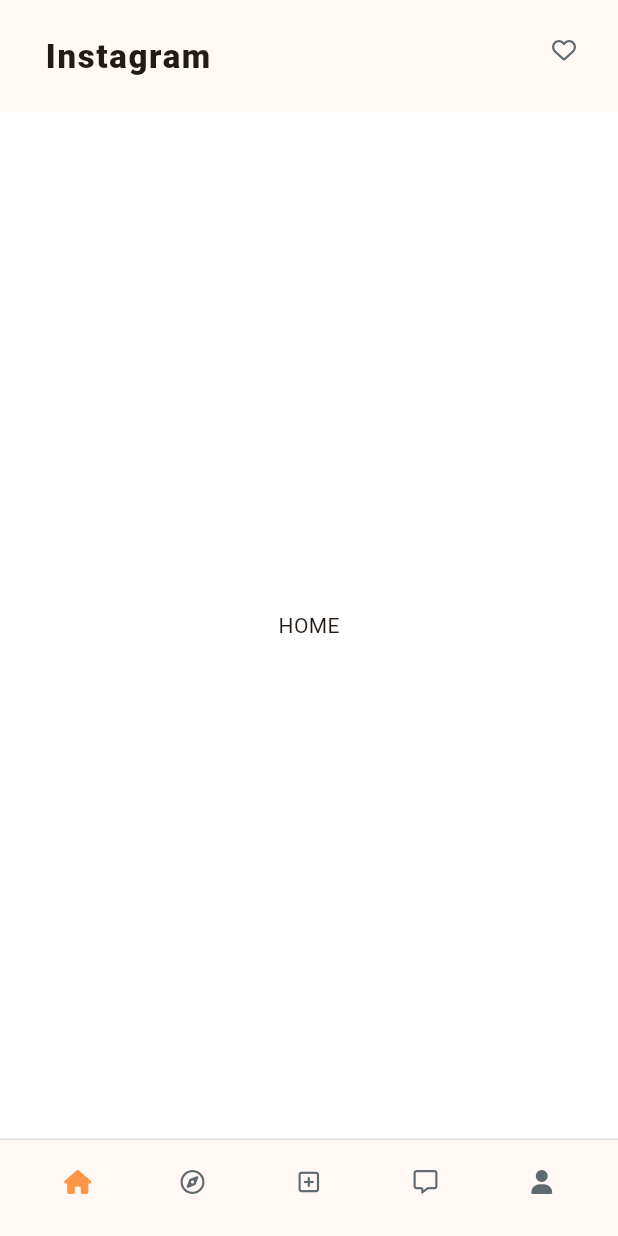
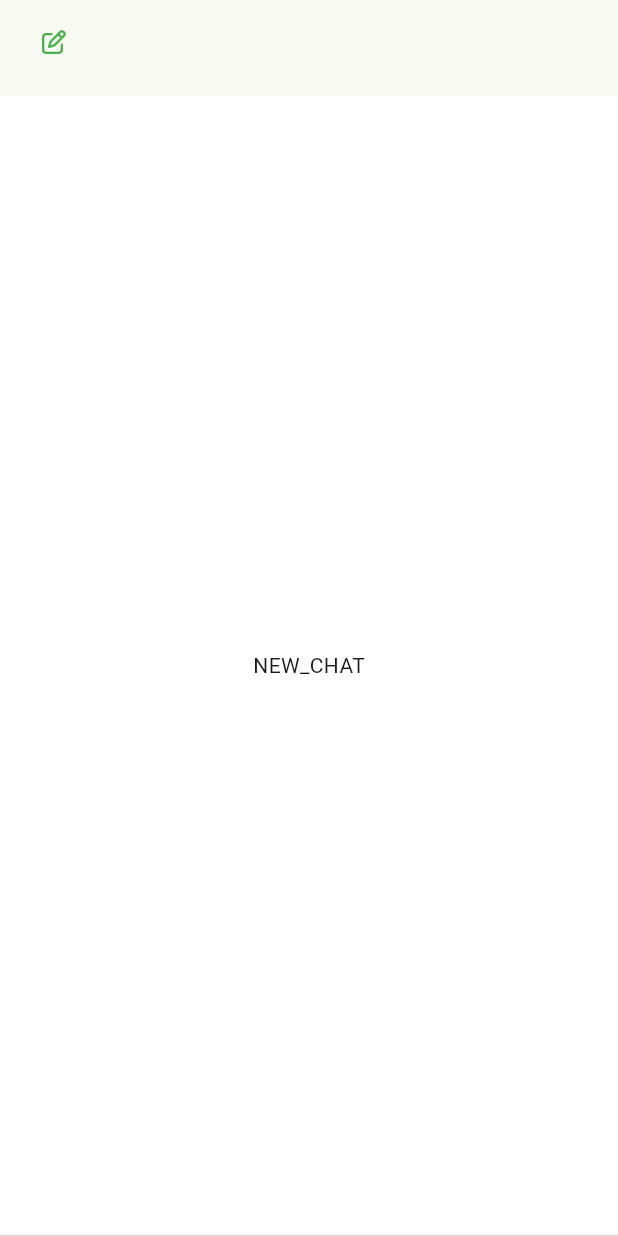
Before and after one commit to luisburgos/my_flutter_gallery, a Flutter app: the screen it shows after launch, on a phone screen of 412 x 824 dp. Run offline on Flutter 3.47's test engine with Material 3 defaults, Android fonts, the phone set to English and light mode, and no system bars; our stand-ins replace bloc, flutter_bloc, font_awesome_flutter; generated files the repository leaves out were written again.

Commit message:
feat: add open gpt chat ui base

```diff
--- a/lib/app/app.dart
+++ b/lib/app/app.dart
@@ -5,6 +5,7 @@ import 'package:my_flutter_gallery/app/app_data.dart';
 import 'package:my_flutter_gallery/app/app_launchpad.dart';
 import 'package:my_flutter_gallery/app/globals.dart';
 import 'package:my_flutter_gallery/clones/clones.dart';
+import 'package:my_flutter_gallery/clones/open_gpt_chat_ui/open_gpt_chat_ui_page.dart';
 import 'package:my_flutter_gallery/l10n/l10n.dart';
 
 class App extends StatelessWidget {
@@ -15,12 +16,13 @@ class App extends StatelessWidget {
     return BlocProvider(
       create: (_) => MyFlutterGalleryCubit(
         MyFlutterGalleryData(
-          selectedItem: InstagramAppData(),
+          selectedItem: OpenGptChatUiAppData(),
           items: [
             InstagramAppData(),
             PerplexityAppData(),
             SupernotesAppData(),
             BrancherAiAppData(),
+            OpenGptChatUiAppData(),
           ],
         ),
       ),
@@ -85,6 +87,9 @@ class AppHomeBuilderSelector extends StatelessWidget {
     if (selectedApp?.id == BrancherAiAppData().id) {
       return const BrancherAiAppPage();
     }
+    if (selectedApp?.id == OpenGptChatUiAppData().id) {
+      return const OpenGptChatUiPage();
+    }
     // TODO(unassigned): change for UnimplementedAppHome();
     return const Placeholder();
   }
--- a/lib/app/globals.dart
+++ b/lib/app/globals.dart
@@ -54,3 +54,16 @@ class BrancherAiAppData extends GalleryItemData {
           ),
         );
 }
+
+class OpenGptChatUiAppData extends GalleryItemData {
+  OpenGptChatUiAppData()
+      : super(
+          id: 'OGTC-00',
+          name: 'OpenGPTChatUI',
+          seedColor: Colors.green,
+          iconData: const Icon(
+            FontAwesomeIcons.message,
+            size: 16,
+          ),
+        );
+}
--- a/lib/clones/brancher/brancher_app_page.dart
+++ b/lib/clones/brancher/brancher_app_page.dart
@@ -46,7 +46,7 @@ class BrancherAiAppPage extends StatelessWidget {
           sideBarFooterItems: [
             _profileItemData,
           ],
-          pageBody: const Body(),
+          pageBodyBuilder: () => const Body(),
         ),
       ),
     );
--- /dev/null
+++ b/lib/clones/open_gpt_chat_ui/open_gpt_chat_ui_page.dart
@@ -0,0 +1,105 @@
+import 'package:flutter/material.dart';
+import 'package:font_awesome_flutter/font_awesome_flutter.dart';
+import 'package:my_flutter_gallery/app/globals.dart';
+import 'package:my_flutter_gallery/shared/colors_extended.dart';
+import 'package:my_flutter_gallery/shared/dashboard_page_view.dart';
+import 'package:my_flutter_gallery/shared/open_launchpad_shortcut.dart';
+
+class OpenGptChatUiPage extends StatelessWidget {
+  const OpenGptChatUiPage({super.key});
+
+  @override
+  Widget build(BuildContext context) {
+    final pageData = OpenGptChatUiAppData();
+
+    return Scaffold(
+      body: OpenLaunchpadShortcut(
+        child: DashboardPageView(
+          /// App Specific
+          appTitle: pageData.name,
+          appLogoIcon: pageData.iconData,
+          accentColor: pageData.seedColor,
+          primaryColor: ColorsExtended.charcoal,
+          // TODO(unassigned): fix hiding title breaks [topBarItems] alignment
+          displayAppTitle: false,
+
+          /// Responsive Breakpoints
+          sideBarExpandedWidth: 280,
+          mediumWidthBreakpoint: 900,
+          smallWidthBreakpoint: 550,
+
+          /// Navigation Items
+          initialSelectedItemId: _newChatId,
+          topBarItems: [
+            _newChatItemData,
+          ],
+          sideBarBodyItems: [
+            _newChatItemData,
+          ],
+          sideBarHeaderBuilder: (isCollapsed) {
+            return Column(
+              children: [
+                NavigationItemView(
+                  data: _newChatItemData,
+                  margin: const EdgeInsets.symmetric(vertical: 8),
+                  // TODO(unassigned): avoid duplication, evaluate design
+                  config: NavigationItemsConfig(
+                    isCollapsed: isCollapsed,
+                    fillWidth: true,
+                    iconDefaultColor: pageData.seedColor,
+                    iconDefaultAccentColor: ColorsExtended.charcoal,
+                  ),
+                  onPressed: () {},
+                  // TODO(unassigned): remove, make it optional or refactor
+                  selectedItemId: '',
+                ),
+              ],
+            );
+          },
+          sideBarBodyBuilder: () {
+            // TODO(unassigned): create ChatHistory component with static data
+            return ColoredBox(
+              color: Colors.grey.shade300,
+              child: const Center(
+                child: Text('ChatHistory'),
+              ),
+            );
+          },
+          sideBarFooterItems: [
+            _renewPlusItemData,
+            _profileItemData,
+          ],
+        ),
+      ),
+    );
+  }
+}
+
+const _newChatId = 'new_chat';
+const _profileId = 'profile';
+const _renewPlusIid = 'renew';
+
+final _newChatItemData = NavigationItemData(
+  id: _newChatId,
+  label: 'New Chat',
+  iconBuilder: (_) => const Icon(
+    FontAwesomeIcons.penToSquare,
+    size: 16,
+  ),
+);
+final _renewPlusItemData = NavigationItemData(
+  id: _renewPlusIid,
+  label: 'Renew Plus',
+  iconBuilder: (_) => const Icon(
+    FontAwesomeIcons.wandSparkles,
+    size: 16,
+  ),
+);
+final _profileItemData = NavigationItemData(
+  id: _profileId,
+  label: 'Profile',
+  iconBuilder: (_) => const Icon(
+    FontAwesomeIcons.solidUser,
+    size: 16,
+  ),
+);
--- a/lib/shared/dashboard_page_view.dart
+++ b/lib/shared/dashboard_page_view.dart
@@ -18,7 +18,9 @@ class DashboardPageView extends StatefulWidget {
     this.smallWidthBreakpoint,
     this.mediumWidthBreakpoint,
     this.sideBarExpandedWidth = 180,
-    this.pageBody,
+    this.pageBodyBuilder,
+    this.sideBarHeaderBuilder,
+    this.sideBarBodyBuilder,
     super.key,
   });
 
@@ -35,7 +37,9 @@ class DashboardPageView extends StatefulWidget {
   final List<NavigationItemData> bottomBarItems;
   final List<NavigationItemData> sideBarBodyItems;
   final List<NavigationItemData> sideBarFooterItems;
-  final Widget? pageBody;
+  final Widget Function()? pageBodyBuilder;
+  final Widget Function(bool)? sideBarHeaderBuilder;
+  final Widget Function()? sideBarBodyBuilder;
 
   @override
   State<DashboardPageView> createState() => _DashboardPageViewState();
@@ -109,7 +113,7 @@ class _DashboardPageViewState extends State<DashboardPageView> {
                 },
               ),
               Expanded(
-                child: widget.pageBody ??
+                child: widget.pageBodyBuilder?.call() ??
                     DefaultPageBodyPlaceholder(
                       selectedItemId: selectedItemId,
                     ),
@@ -144,24 +148,12 @@ class _DashboardPageViewState extends State<DashboardPageView> {
               isCollapsed: actualCollapseState,
               backgroundColor: backgroundColor,
               expandedWidth: widget.sideBarExpandedWidth,
-              headerBuilder: () {
-                if (actualCollapseState) {
-                  return SideBarHeaderCollapsed(
-                    onLogoTap: _onLogoTap,
-                    appLogoIcon: widget.appLogoIcon,
-                  );
-                }
-
-                if (widget.displayAppTitle) {
-                  return SideBarHeaderExpanded(
-                    appTitle: widget.appTitle,
-                    onLogoTap: _onLogoTap,
-                  );
-                }
-                return const SizedBox(height: 16);
-              },
+              headerBuilder: () => _buildSideBarHeader(
+                actualCollapseState,
+              ),
               bodyBuilder: () {
-                return SideBarBody(
+                return widget.sideBarBodyBuilder?.call() ??
+                    SideBarBody(
                       children: NavigationItemsGenerator.generate(
                         data: widget.sideBarBodyItems,
                         config: sideBarItemsConfig,
@@ -187,7 +179,7 @@ class _DashboardPageViewState extends State<DashboardPageView> {
               color: Colors.grey.shade300,
             ),
             Expanded(
-              child: widget.pageBody ??
+              child: widget.pageBodyBuilder?.call() ??
                   DefaultPageBodyPlaceholder(
                     selectedItemId: selectedItemId,
                   ),
@@ -196,6 +188,27 @@ class _DashboardPageViewState extends State<DashboardPageView> {
         );
       },
     );
+  }
+
+  Widget _buildSideBarHeader(bool isCollapsed) {
+    if (widget.sideBarHeaderBuilder != null) {
+      return widget.sideBarHeaderBuilder!.call(isCollapsed);
+    }
+
+    if (isCollapsed) {
+      return SideBarHeaderCollapsed(
+        onLogoTap: _onLogoTap,
+        appLogoIcon: widget.appLogoIcon,
+      );
+    }
+
+    if (widget.displayAppTitle) {
+      return SideBarHeaderExpanded(
+        appTitle: widget.appTitle,
+        onLogoTap: _onLogoTap,
+      );
+    }
+    return const SizedBox(height: 16);
   }
 
   void _onLogoTap() {
@@ -364,6 +377,7 @@ class NavigationItemView extends StatelessWidget {
     required this.config,
     required this.onPressed,
     required this.selectedItemId,
+    this.margin,
     super.key,
   });
 
@@ -371,6 +385,7 @@ class NavigationItemView extends StatelessWidget {
   final NavigationItemsConfig config;
   final VoidCallback onPressed;
   final String selectedItemId;
+  final EdgeInsetsGeometry? margin;
 
   @override
   Widget build(BuildContext context) {
@@ -381,7 +396,7 @@ class NavigationItemView extends StatelessWidget {
 
     return Container(
       width: config.fillWidth ? double.infinity : null,
-      margin: const EdgeInsets.only(bottom: 8),
+      margin: margin ?? const EdgeInsets.only(bottom: 8),
       child: config.isCollapsed
           ? IconButton(
               onPressed: onPressed,
```
Lines whose indentation alone changed are shown as unchanged.
